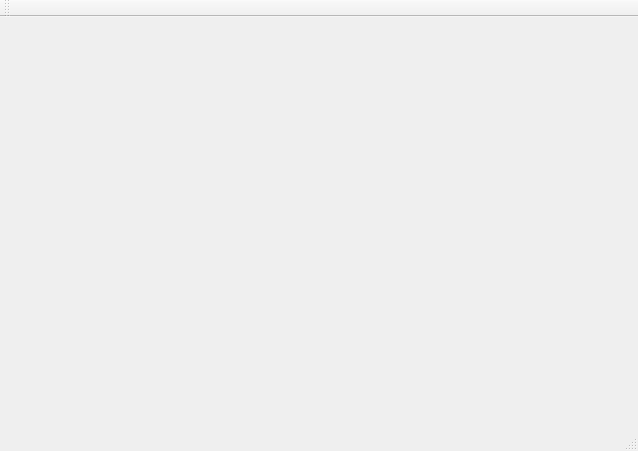
The window that FileExplorer/mainwindow.ui (emacslisp/Qt) describes before a commit, drawn with Qt 5.
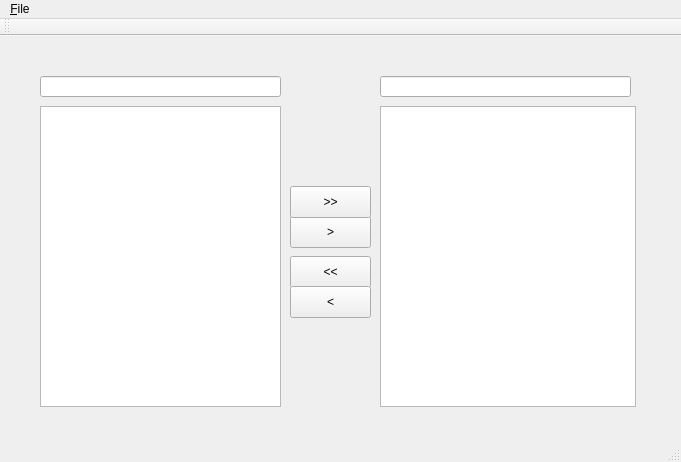
The same window after the commit.

Commit message: update file explorer design

```diff
--- a/FileExplorer/mainwindow.ui
+++ b/FileExplorer/mainwindow.ui
@@ -6,23 +6,124 @@
    <rect>
     <x>0</x>
     <y>0</y>
-    <width>638</width>
-    <height>451</height>
+    <width>681</width>
+    <height>462</height>
    </rect>
   </property>
   <property name="windowTitle">
    <string>MainWindow</string>
   </property>
-  <widget class="QWidget" name="centralWidget"/>
+  <widget class="QWidget" name="centralWidget">
+   <widget class="QListView" name="listView">
+    <property name="geometry">
+     <rect>
+      <x>40</x>
+      <y>70</y>
+      <width>241</width>
+      <height>301</height>
+     </rect>
+    </property>
+   </widget>
+   <widget class="QLineEdit" name="lineEdit">
+    <property name="geometry">
+     <rect>
+      <x>40</x>
+      <y>40</y>
+      <width>241</width>
+      <height>21</height>
+     </rect>
+    </property>
+   </widget>
+   <widget class="QPushButton" name="pushButton">
+    <property name="geometry">
+     <rect>
+      <x>290</x>
+      <y>180</y>
+      <width>81</width>
+      <height>32</height>
+     </rect>
+    </property>
+    <property name="text">
+     <string>&gt;</string>
+    </property>
+   </widget>
+   <widget class="QPushButton" name="pushButton_2">
+    <property name="geometry">
+     <rect>
+      <x>290</x>
+      <y>150</y>
+      <width>81</width>
+      <height>32</height>
+     </rect>
+    </property>
+    <property name="text">
+     <string>&gt;&gt;</string>
+    </property>
+   </widget>
+   <widget class="QListView" name="listView_2">
+    <property name="geometry">
+     <rect>
+      <x>380</x>
+      <y>70</y>
+      <width>256</width>
+      <height>301</height>
+     </rect>
+    </property>
+   </widget>
+   <widget class="QLineEdit" name="lineEdit_2">
+    <property name="geometry">
+     <rect>
+      <x>380</x>
+      <y>40</y>
+      <width>251</width>
+      <height>21</height>
+     </rect>
+    </property>
+   </widget>
+   <widget class="QPushButton" name="pushButton_3">
+    <property name="geometry">
+     <rect>
+      <x>290</x>
+      <y>220</y>
+      <width>81</width>
+      <height>32</height>
+     </rect>
+    </property>
+    <property name="text">
+     <string>&lt;&lt;</string>
+    </property>
+   </widget>
+   <widget class="QPushButton" name="pushButton_4">
+    <property name="geometry">
+     <rect>
+      <x>290</x>
+      <y>250</y>
+      <width>81</width>
+      <height>32</height>
+     </rect>
+    </property>
+    <property name="text">
+     <string>&lt;</string>
+    </property>
+   </widget>
+  </widget>
   <widget class="QMenuBar" name="menuBar">
    <property name="geometry">
     <rect>
      <x>0</x>
      <y>0</y>
-     <width>638</width>
+     <width>681</width>
      <height>22</height>
     </rect>
    </property>
+   <widget class="QMenu" name="menu_File">
+    <property name="title">
+     <string>&amp;File</string>
+    </property>
+    <addaction name="actionStart_Terminal"/>
+    <addaction name="actionOpen_With_Notepad"/>
+   </widget>
+   <addaction name="menu_File"/>
   </widget>
   <widget class="QToolBar" name="mainToolBar">
    <attribute name="toolBarArea">
```
Left out of the diff: 10 changed lines with no effect on the pictures.
